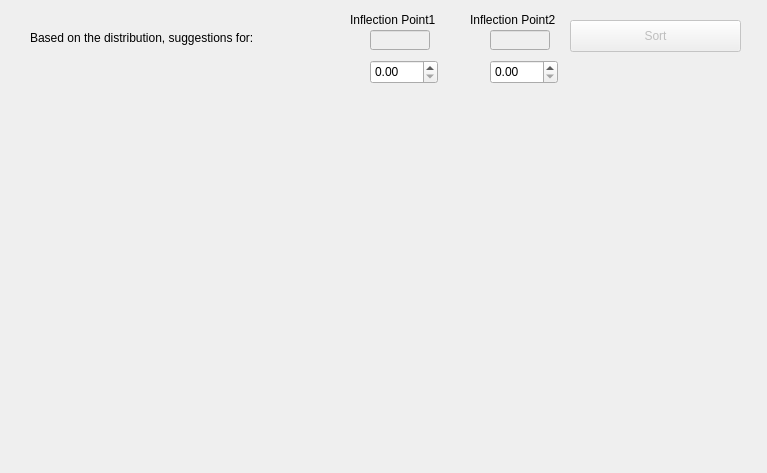
Qt form sortForMLGUI.ui (gihankaushyal/PixelAnomalyDetectorTool) before a commit.
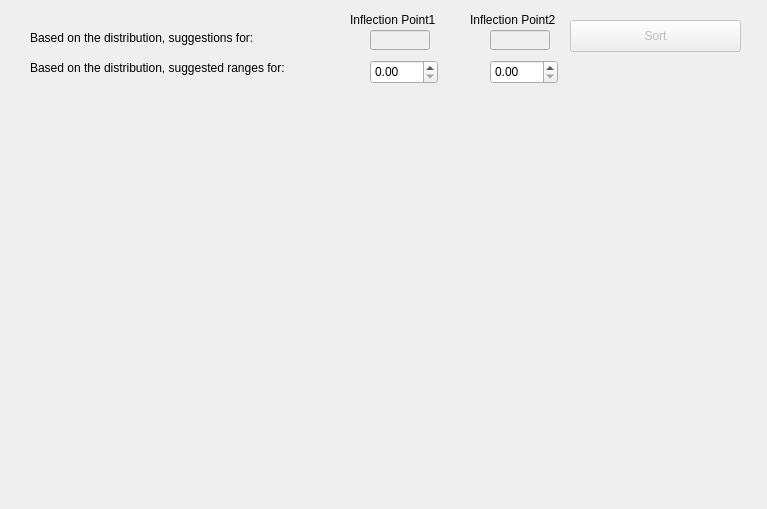
The same form after that commit.

Commit message: added line describing the ranges

Diff of the .ui file:
```diff
--- a/sortForMLGUI.ui
+++ b/sortForMLGUI.ui
@@ -7,7 +7,7 @@
     <x>0</x>
     <y>0</y>
     <width>767</width>
-    <height>473</height>
+    <height>509</height>
    </rect>
   </property>
   <property name="windowTitle">
@@ -19,7 +19,7 @@
      <x>10</x>
      <y>100</y>
      <width>741</width>
-     <height>361</height>
+     <height>391</height>
     </rect>
    </property>
   </widget>
@@ -124,6 +124,19 @@
     </rect>
    </property>
   </widget>
+  <widget class="QLabel" name="label_4">
+   <property name="geometry">
+    <rect>
+     <x>30</x>
+     <y>60</y>
+     <width>301</width>
+     <height>16</height>
+    </rect>
+   </property>
+   <property name="text">
+    <string>Based on the distribution, suggested ranges for:</string>
+   </property>
+  </widget>
  </widget>
  <resources/>
  <connections/>
```
